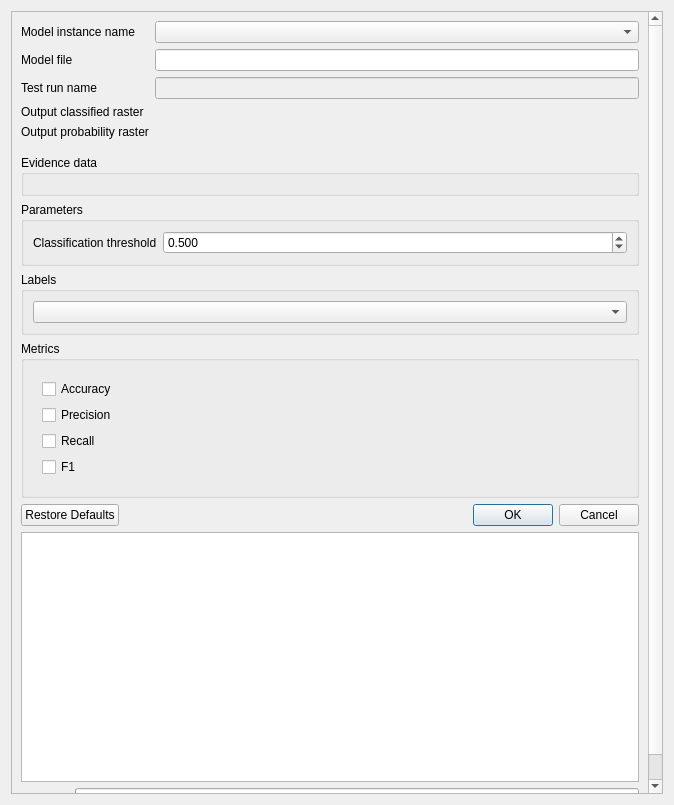
Before: the Qt Designer form eis_qgis_plugin/resources/ui/modeling/testing.ui in GispoCoding/eis_qgis_plugin, drawn with Qt 5.
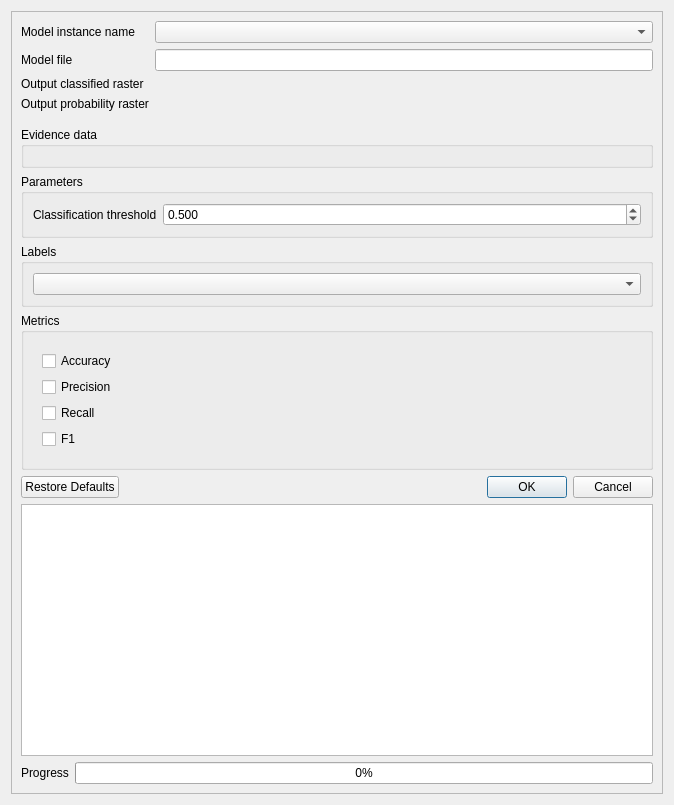
After: the same form once the commit is applied. Custom widgets are drawn as their Qt base class.

Commit message: remove test and application run name fields

The edit to the form file:
```diff
--- a/eis_qgis_plugin/resources/ui/modeling/testing.ui
+++ b/eis_qgis_plugin/resources/ui/modeling/testing.ui
@@ -25,26 +25,12 @@
         <x>0</x>
         <y>0</y>
         <width>640</width>
-        <height>888</height>
+        <height>857</height>
        </rect>
       </property>
       <layout class="QVBoxLayout" name="verticalLayout">
        <item>
         <layout class="QFormLayout" name="test_model_info_layout">
-         <item row="2" column="0">
-          <widget class="QLabel" name="test_run_name_label">
-           <property name="text">
-            <string>Test run name</string>
-           </property>
-          </widget>
-         </item>
-         <item row="2" column="1">
-          <widget class="QLineEdit" name="test_run_name">
-           <property name="enabled">
-            <bool>false</bool>
-           </property>
-          </widget>
-         </item>
          <item row="0" column="0">
           <widget class="QLabel" name="test_model_selection_label">
            <property name="toolTip">
@@ -62,26 +48,6 @@
            </property>
           </widget>
          </item>
-         <item row="3" column="0">
-          <widget class="QLabel" name="test_output_raster_label_1">
-           <property name="toolTip">
-            <string>Filepath of output raster.</string>
-           </property>
-           <property name="text">
-            <string>Output classified raster</string>
-           </property>
-          </widget>
-         </item>
-         <item row="3" column="1">
-          <widget class="QgsFileWidget" name="test_output_raster_1">
-           <property name="toolTip">
-            <string>Filepath of output raster.</string>
-           </property>
-           <property name="storageMode">
-            <enum>QgsFileWidget::SaveFile</enum>
-           </property>
-          </widget>
-         </item>
          <item row="1" column="0">
           <widget class="QLabel" name="label_10">
            <property name="toolTip">
@@ -102,8 +68,18 @@
            </property>
           </widget>
          </item>
-         <item row="4" column="1">
-          <widget class="QgsFileWidget" name="test_output_raster_2">
+         <item row="2" column="0">
+          <widget class="QLabel" name="test_output_raster_label_1">
+           <property name="toolTip">
+            <string>Filepath of output raster.</string>
+           </property>
+           <property name="text">
+            <string>Output classified raster</string>
+           </property>
+          </widget>
+         </item>
+         <item row="2" column="1">
+          <widget class="QgsFileWidget" name="test_output_raster_1">
            <property name="toolTip">
             <string>Filepath of output raster.</string>
            </property>
@@ -112,7 +88,7 @@
            </property>
           </widget>
          </item>
-         <item row="4" column="0">
+         <item row="3" column="0">
           <widget class="QLabel" name="test_output_raster_label_2">
            <property name="toolTip">
             <string>Filepath of output raster.</string>
@@ -122,6 +98,16 @@
            </property>
           </widget>
          </item>
+         <item row="3" column="1">
+          <widget class="QgsFileWidget" name="test_output_raster_2">
+           <property name="toolTip">
+            <string>Filepath of output raster.</string>
+           </property>
+           <property name="storageMode">
+            <enum>QgsFileWidget::SaveFile</enum>
+           </property>
+          </widget>
+         </item>
         </layout>
        </item>
        <item>
```
The commit also changes 3 other files.
